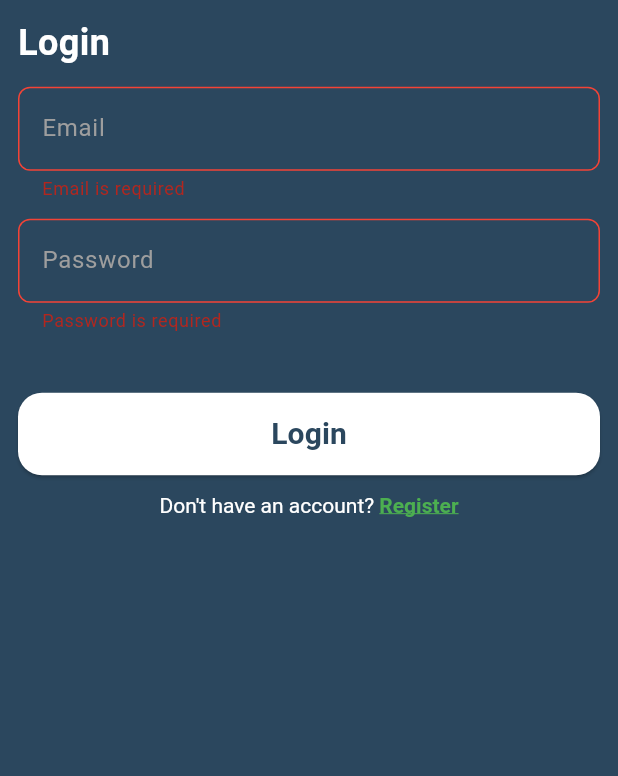
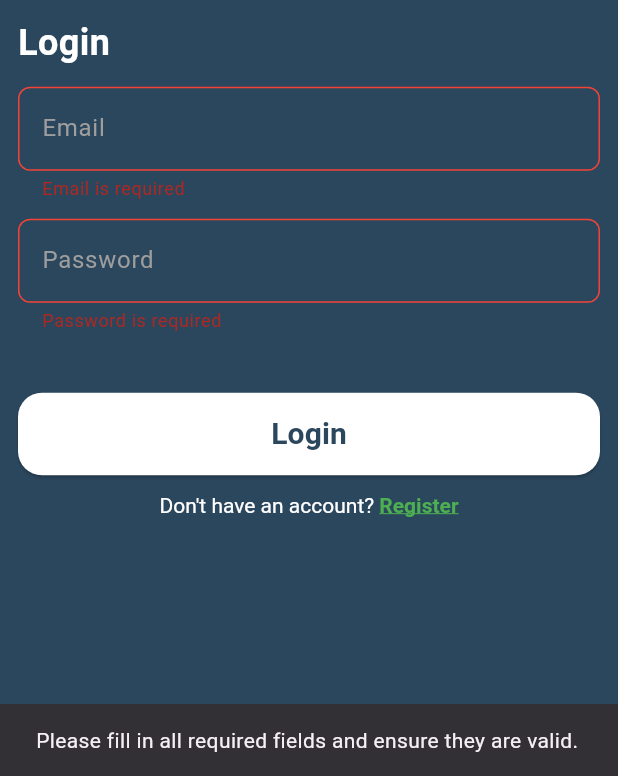
Before and after one commit to mahmoudAbdelghani2/Flutter_Tharwat_Samy2, a Flutter app: the screen it shows after launch, after a tap on "Login", on a phone screen of 412 x 824 dp, the part 460-1236 px from its top. Run offline on Flutter 3.47's test engine with Material 3 defaults, Android fonts, the phone set to English and light mode, and no system bars; drawn by our look-alikes of modal_progress_hud_nsn; our stand-ins replace audioplayers, cached_network_image, dio, firebase_auth, firebase_core, flutter_bloc and 1 more; accounts and stored records are empty.

Commit message:
solve some issues on logic and add loading indicator package

```diff
--- a/chat_app/lib/features/auth/presentation/screens/login_screen.dart
+++ b/chat_app/lib/features/auth/presentation/screens/login_screen.dart
@@ -3,12 +3,14 @@ import 'dart:developer';
 import 'package:chat_app/core/consts/app_consts.dart';
 import 'package:chat_app/core/consts/validators.dart';
 import 'package:chat_app/core/services/firebase/firebase_error_handeling.dart';
+import 'package:chat_app/core/services/firebase/firebase_services.dart';
 import 'package:chat_app/core/widgets/custom_button_widget.dart';
 import 'package:chat_app/core/widgets/custom_text_field_widget.dart';
 import 'package:chat_app/features/auth/presentation/widgets/rich_text_widget.dart';
 import 'package:firebase_auth/firebase_auth.dart';
 import 'package:flutter/material.dart';
 import 'package:go_router/go_router.dart';
+import 'package:modal_progress_hud_nsn/modal_progress_hud_nsn.dart';
 
 class LoginScreen extends StatefulWidget {
   const LoginScreen({super.key});
@@ -21,9 +23,14 @@ class _LoginScreenState extends State<LoginScreen> {
   final GlobalKey<FormState> _formKey = GlobalKey<FormState>();
   final TextEditingController _emailController = TextEditingController();
   final TextEditingController _passwordController = TextEditingController();
+  bool _isLoading = false;
   @override
   Widget build(BuildContext context) {
-    return Scaffold(
+    return ModalProgressHUD(
+      color: Colors.white,
+      progressIndicator: CircularProgressIndicator(color: Colors.white),
+      inAsyncCall: _isLoading,
+      child: Scaffold(
         backgroundColor: AppConsts.primaryBackgroundColor,
         body: Padding(
           padding: const EdgeInsets.all(12),
@@ -82,9 +89,18 @@ class _LoginScreenState extends State<LoginScreen> {
                     CustomButtonWidget(
                       text: 'Login',
                       onPressed: () async {
-                      if (!_formKey.currentState!.validate()) {
+                        if (_formKey.currentState!.validate()) {
+                          _isLoading = true;
+                          setState(() {});
                           try {
-                          await userLogin();
+                            var userCredential =
+                                await FirebaseServices.signInWithEmailAndPassword(
+                                  _emailController.text,
+                                  _passwordController.text,
+                                );
+                            log(
+                              'User logged in: ${userCredential.user?.email}',
+                            );
 
                             if (!context.mounted) return;
                             AppConsts.showSnackBar(
@@ -106,6 +122,8 @@ class _LoginScreenState extends State<LoginScreen> {
                             );
                             log('Error: $e');
                           }
+                          _isLoading = false;
+                          setState(() {});
                         } else {
                           if (!context.mounted) return;
                           AppConsts.showSnackBar(
@@ -132,15 +150,7 @@ class _LoginScreenState extends State<LoginScreen> {
             ),
           ),
         ),
+      ),
     );
   }
-
-  Future<void> userLogin() async {
-    var auth = FirebaseAuth.instance;
-    var userCredential = await auth.signInWithEmailAndPassword(
-      email: _emailController.text.trim(),
-      password: _passwordController.text.trim(),
-    );
-    log('User logged in: ${userCredential.user?.email}');
 }
-}
--- a/chat_app/pubspec.yaml
+++ b/chat_app/pubspec.yaml
@@ -34,6 +34,7 @@ dependencies:
   flutter:
     sdk: flutter
   go_router: ^18.0.2
+  modal_progress_hud_nsn: ^0.5.1
 
 dev_dependencies:
   flutter_lints: ^6.0.0
```
Also changed, not shown: chat_app/lib/features/auth/presentation/screens/signup_screen.dart (+19 -4 lines), chat_app/pubspec.lock. Lines whose indentation alone changed are shown as unchanged.
